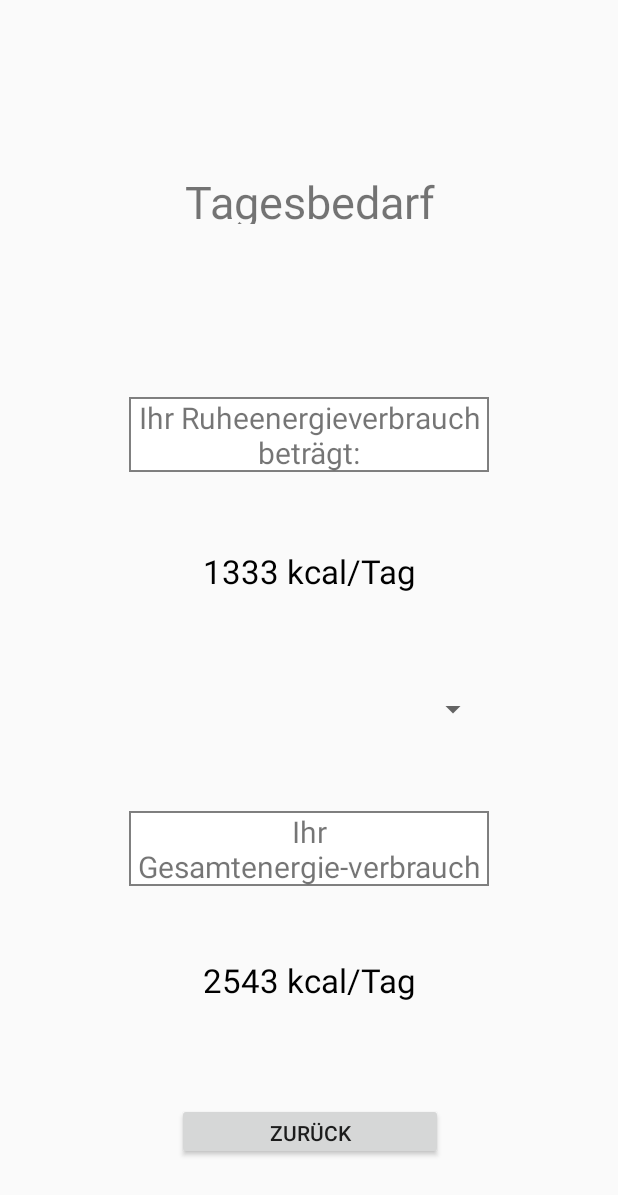
After one commit to Schnitzelmeister/HCI, an Android app: the layout daily_calorie_requirement.xml on its own in the app's theme, with its tools: preview values and no code run, on a phone screen of 412 x 824 dp. The commit adds this screen. Shown: the top 1195 px of the screen. Run offline under Robolectric (Android 15) with nearby library versions, the phone set to English and light mode, and no system bars.

Commit message:
Kalorienzaehler_Kalorienverbrauch_Tagesbedarf_Frontend_bereit_zur_Implementation

```diff
--- /dev/null
+++ b/app/src/main/res/layout/daily_calorie_requirement.xml
@@ -0,0 +1,134 @@
+<?xml version="1.0" encoding="utf-8"?>
+<android.support.constraint.ConstraintLayout xmlns:android="http://schemas.android.com/apk/res/android"
+    xmlns:app="http://schemas.android.com/apk/res-auto"
+    xmlns:tools="http://schemas.android.com/tools"
+    android:orientation="vertical"
+    android:layout_width="match_parent"
+    android:layout_height="match_parent">
+
+    <TextView
+        android:id="@+id/header_daily_calorie_requirement"
+        android:layout_width="240dp"
+        android:layout_height="35dp"
+        android:layout_marginBottom="8dp"
+        android:layout_marginEnd="8dp"
+        android:layout_marginLeft="8dp"
+        android:layout_marginRight="8dp"
+        android:layout_marginStart="8dp"
+        android:layout_marginTop="8dp"
+        android:text="Tagesbedarf"
+        android:textAlignment="center"
+        android:textSize="30sp"
+        app:layout_constraintBottom_toBottomOf="parent"
+        app:layout_constraintLeft_toLeftOf="parent"
+        app:layout_constraintRight_toRightOf="parent"
+        app:layout_constraintTop_toTopOf="parent"
+        app:layout_constraintVertical_bias="0.137" />
+
+    <TextView
+        android:id="@+id/result_field_rest_energy_description"
+        android:layout_width="240dp"
+        android:layout_height="50dp"
+        android:layout_marginBottom="8dp"
+        android:layout_marginEnd="8dp"
+        android:layout_marginLeft="8dp"
+        android:layout_marginRight="8dp"
+        android:layout_marginStart="8dp"
+        android:layout_marginTop="8dp"
+        android:background="@drawable/textview_border"
+        android:text="Ihr Ruheenergieverbrauch beträgt:"
+        android:textAlignment="center"
+        android:textSize="20sp"
+        app:layout_constraintBottom_toBottomOf="parent"
+        app:layout_constraintLeft_toLeftOf="parent"
+        app:layout_constraintRight_toRightOf="parent"
+        app:layout_constraintTop_toTopOf="parent"
+        app:layout_constraintVertical_bias="0.339" />
+
+    <TextView
+        android:id="@+id/result_field_rest_energy_number"
+        android:layout_width="wrap_content"
+        android:layout_height="wrap_content"
+        android:layout_marginBottom="8dp"
+        android:layout_marginEnd="8dp"
+        android:layout_marginLeft="8dp"
+        android:layout_marginRight="8dp"
+        android:layout_marginStart="8dp"
+        android:layout_marginTop="8dp"
+        android:text="1333 kcal/Tag"
+        android:textColor="@android:color/background_dark"
+        android:textSize="22sp"
+        app:layout_constraintBottom_toBottomOf="parent"
+        app:layout_constraintHorizontal_bias="0.502"
+        app:layout_constraintLeft_toLeftOf="parent"
+        app:layout_constraintRight_toRightOf="parent"
+        app:layout_constraintTop_toTopOf="parent"
+        app:layout_constraintVertical_bias="0.46" />
+
+    <Spinner
+        android:id="@+id/choose_grade_of_activity"
+        android:layout_width="240dp"
+        android:layout_height="30dp"
+        android:layout_marginBottom="8dp"
+        android:layout_marginLeft="8dp"
+        android:layout_marginRight="8dp"
+        android:layout_marginTop="8dp"
+        app:layout_constraintBottom_toBottomOf="parent"
+        app:layout_constraintLeft_toLeftOf="parent"
+        app:layout_constraintRight_toRightOf="parent"
+        app:layout_constraintTop_toTopOf="parent"
+        app:layout_constraintVertical_bias="0.578" />
+
+    <TextView
+        android:id="@+id/result_field_total_energy"
+        android:layout_width="240dp"
+        android:layout_height="50dp"
+        android:layout_marginBottom="8dp"
+        android:layout_marginLeft="8dp"
+        android:layout_marginRight="8dp"
+        android:layout_marginTop="8dp"
+        android:background="@drawable/textview_border"
+        android:text="Ihr Gesamtenergie-verbrauch beträgt:"
+        android:textAlignment="center"
+        android:textSize="20sp"
+        app:layout_constraintBottom_toBottomOf="parent"
+        app:layout_constraintLeft_toLeftOf="parent"
+        app:layout_constraintRight_toRightOf="parent"
+        app:layout_constraintTop_toTopOf="parent"
+        app:layout_constraintVertical_bias="0.703" />
+
+    <TextView
+        android:id="@+id/result_field_total_energy_number"
+        android:layout_width="wrap_content"
+        android:layout_height="wrap_content"
+        android:layout_marginBottom="8dp"
+        android:layout_marginLeft="8dp"
+        android:layout_marginRight="8dp"
+        android:layout_marginTop="8dp"
+        android:text="2543 kcal/Tag"
+        android:textColor="@android:color/background_dark"
+        android:textSize="22sp"
+        app:layout_constraintBottom_toBottomOf="parent"
+        app:layout_constraintHorizontal_bias="0.502"
+        app:layout_constraintLeft_toLeftOf="parent"
+        app:layout_constraintRight_toRightOf="parent"
+        app:layout_constraintTop_toTopOf="parent"
+        app:layout_constraintVertical_bias="0.81" />
+
+    <Button
+        android:id="@+id/back_button_calorie_requirement"
+        android:layout_width="177dp"
+        android:layout_height="38dp"
+        android:layout_marginBottom="8dp"
+        android:layout_marginLeft="8dp"
+        android:layout_marginRight="8dp"
+        android:layout_marginTop="8dp"
+        android:text="Zurück"
+        app:layout_constraintBottom_toBottomOf="parent"
+        app:layout_constraintHorizontal_bias="0.502"
+        app:layout_constraintLeft_toLeftOf="parent"
+        app:layout_constraintRight_toRightOf="parent"
+        app:layout_constraintTop_toTopOf="parent"
+        app:layout_constraintVertical_bias="0.945" />
+
+</android.support.constraint.ConstraintLayout>
```
Also changed, not shown: app/src/main/res/layout/burned_calorie_calculator.xml (+19 -23 lines), app/src/main/res/layout/calorie_counter.xml (+82 -82 lines).
